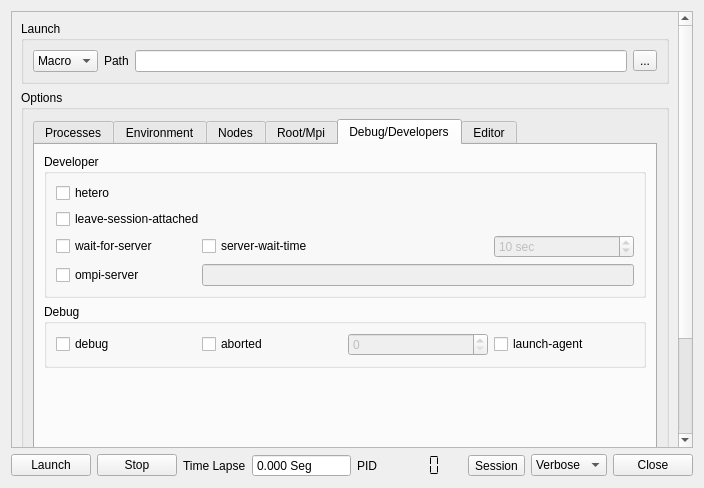
Before: the Qt Designer form uis/RootParallelGuiMpi/RootParallelGuiMpiLauncher.ui in omazapa/RootParallelGui, drawn with Qt 5.
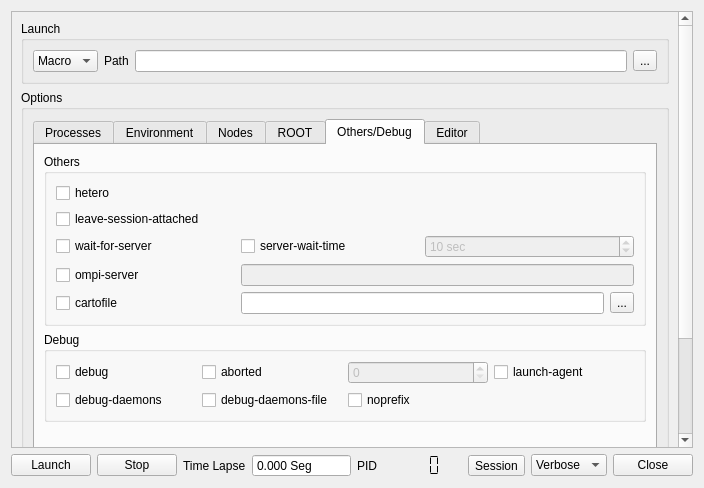
After: the same form once the commit is applied. The open tabs and pages were chosen to show the change. Icons and pictures are not drawn.

Commit message: Working in Other/Debug options, bug fixed to support cint.

What changed in the file:
```diff
--- a/uis/RootParallelGuiMpi/RootParallelGuiMpiLauncher.ui
+++ b/uis/RootParallelGuiMpi/RootParallelGuiMpiLauncher.ui
@@ -814,7 +814,7 @@
             </widget>
             <widget class="QWidget" name="tab_4">
              <attribute name="title">
-              <string>Root/Mpi</string>
+              <string>ROOT</string>
              </attribute>
              <layout class="QGridLayout" name="gridLayout_20">
               <item row="0" column="0">
@@ -968,13 +968,13 @@
             </widget>
             <widget class="QWidget" name="tab_3">
              <attribute name="title">
-              <string>Debug/Developers</string>
+              <string>Others/Debug</string>
              </attribute>
              <layout class="QGridLayout" name="gridLayout_15">
               <item row="0" column="0">
                <widget class="QGroupBox" name="groupBox_10">
                 <property name="title">
-                 <string>Developer </string>
+                 <string>Others</string>
                 </property>
                 <layout class="QGridLayout" name="gridLayout_13">
                  <item row="0" column="0">
@@ -987,8 +987,8 @@
                    </property>
                   </widget>
                  </item>
-                 <item row="1" column="0" colspan="3">
-                  <widget class="QCheckBox" name="checkBox_17">
+                 <item row="1" column="0" colspan="2">
+                  <widget class="QCheckBox" name="LeaveSessionAttachedCheckBox">
                    <property name="toolTip">
                     <string>Do not detach OmpiRTE daemons used by this application. This allows error messages from the daemons as well as the underlying environment (e.g., when failing to launch a daemon) to be output.</string>
                    </property>
@@ -1011,8 +1011,8 @@
                    </property>
                   </widget>
                  </item>
-                 <item row="2" column="1" colspan="2">
-                  <widget class="QCheckBox" name="checkBox_20">
+                 <item row="2" column="1">
+                  <widget class="QCheckBox" name="SeverWaitTimeCheckBox">
                    <property name="toolTip">
                     <string>The max amount of time (in seconds) mpirun should wait for the ompi-server to start. The default is 10 seconds.</string>
                    </property>
@@ -1021,8 +1021,8 @@
                    </property>
                   </widget>
                  </item>
-                 <item row="2" column="3">
-                  <widget class="QSpinBox" name="spinBox_5">
+                 <item row="2" column="2" colspan="2">
+                  <widget class="QSpinBox" name="SeverWaitTimeSpinBox">
                    <property name="enabled">
                     <bool>false</bool>
                    </property>
@@ -1057,6 +1057,23 @@
                    </property>
                   </widget>
                  </item>
+                 <item row="4" column="0">
+                  <widget class="QCheckBox" name="CartoFileCheckBox">
+                   <property name="text">
+                    <string>cartofile</string>
+                   </property>
+                  </widget>
+                 </item>
+                 <item row="4" column="1" colspan="2">
+                  <widget class="QLineEdit" name="CartoFileLineEdit"/>
+                 </item>
+                 <item row="4" column="3">
+                  <widget class="QToolButton" name="toolButton">
+                   <property name="text">
+                    <string>...</string>
+                   </property>
+                  </widget>
+                 </item>
                 </layout>
                </widget>
               </item>
@@ -1066,6 +1083,36 @@
                  <string>Debug </string>
                 </property>
                 <layout class="QGridLayout" name="gridLayout_14">
+                 <item row="1" column="0">
+                  <widget class="QCheckBox" name="DebugDaemonsCheckBox">
+                   <property name="toolTip">
+                    <string>&lt;html&gt;&lt;head/&gt;&lt;body&gt;&lt;p&gt;Enable debugging of any OmpiRTE daemons used by this application.&lt;/p&gt;&lt;/body&gt;&lt;/html&gt;</string>
+                   </property>
+                   <property name="text">
+                    <string>debug-daemons</string>
+                   </property>
+                  </widget>
+                 </item>
+                 <item row="1" column="1">
+                  <widget class="QCheckBox" name="DebugDaemosFileCheckBox">
+                   <property name="toolTip">
+                    <string>&lt;html&gt;&lt;head/&gt;&lt;body&gt;&lt;p&gt;Enable debugging of any OmpiRTE daemons used by this application, storing output in files.&lt;/p&gt;&lt;/body&gt;&lt;/html&gt;</string>
+                   </property>
+                   <property name="text">
+                    <string>debug-daemons-file</string>
+                   </property>
+                  </widget>
+                 </item>
+                 <item row="1" column="2">
+                  <widget class="QCheckBox" name="NoPrefixCheckBox">
+                   <property name="toolTip">
+                    <string>&lt;html&gt;&lt;head/&gt;&lt;body&gt;&lt;p&gt;Disable the automatic --prefix behavior&lt;/p&gt;&lt;/body&gt;&lt;/html&gt;</string>
+                   </property>
+                   <property name="text">
+                    <string>noprefix</string>
+                   </property>
+                  </widget>
+                 </item>
                  <item row="0" column="0">
                   <widget class="QCheckBox" name="checkBox_16">
                    <property name="toolTip">
```
Left out of the diff: 56 changed lines with no effect on the pictures. The commit also changes 11 other files.
